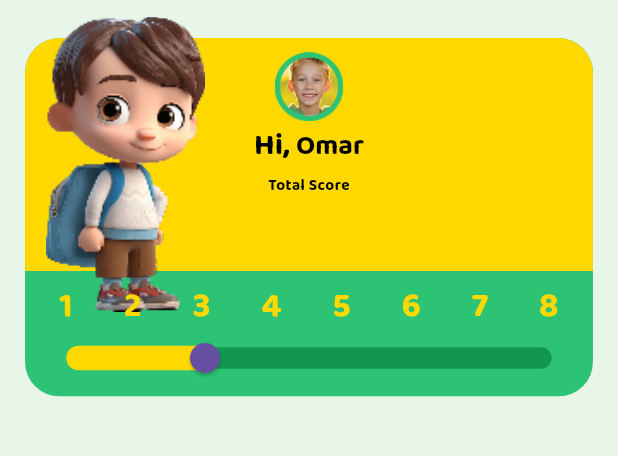
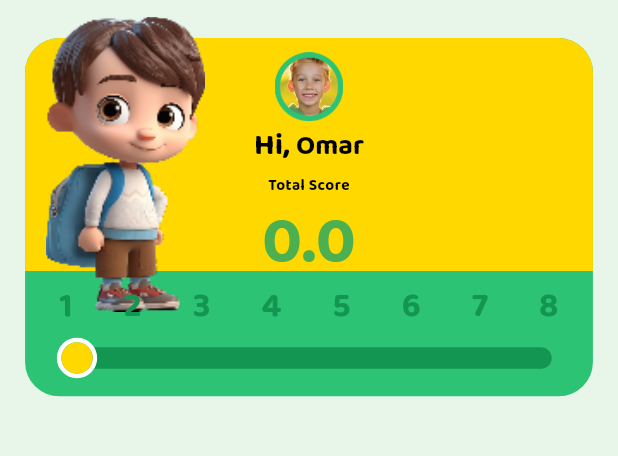
Before and after one commit to Halawany1/ijd_creative_task, a Flutter app: the HomeScreen screen opened directly with empty values, on a phone screen of 412 x 824 dp, the part 71-527 px from its top. Run offline on Flutter 3.47's test engine with Material 3 defaults, Android fonts, the phone set to English and light mode, and no system bars; our stand-ins replace bloc, flutter_bloc, flutter_screenutil, flutter_svg.

Commit message:
intail commit

```diff
--- a/lib/core/custom_paints/custom_thumb_shape.dart
+++ b/lib/core/custom_paints/custom_thumb_shape.dart
@@ -1,3 +1,6 @@
+import 'package:flutter/material.dart';
+import 'package:ijd_creative_task/core/theme/app_colors.dart';
+
 class CustomThumbShape extends SliderComponentShape {
   final double thumbRadius;
 
--- a/lib/modules/home/logic/home_cubit.dart
+++ b/lib/modules/home/logic/home_cubit.dart
@@ -5,4 +5,11 @@ part 'home_state.dart';
 
 class HomeCubit extends Cubit<HomeState> {
   HomeCubit() : super(HomeInitial());
+
+  double sliderValue = 0;
+
+  void updateSliderValue(double value) {
+    sliderValue = value * 1000;
+    emit(UpdateSliderValueState());
+  }
 }
--- a/lib/modules/home/logic/home_state.dart
+++ b/lib/modules/home/logic/home_state.dart
@@ -3,4 +3,6 @@ part of 'home_cubit.dart';
 @immutable
 sealed class HomeState {}
 
-final class HomeInitial extends HomeState {}
+class HomeInitial extends HomeState {}
+
+class UpdateSliderValueState extends HomeState {}
--- a/lib/modules/home/screens/home_screen.dart
+++ b/lib/modules/home/screens/home_screen.dart
@@ -1,13 +1,15 @@
 import 'package:flutter/material.dart';
+import 'package:flutter_bloc/flutter_bloc.dart';
 import 'package:flutter_screenutil/flutter_screenutil.dart';
 import 'package:ijd_creative_task/core/constants/app_assets.dart';
 import 'package:ijd_creative_task/core/theme/app_colors.dart';
 import 'package:ijd_creative_task/core/widgets/app_bar.dart';
-import 'package:ijd_creative_task/core/theme/text_style.dart';
-import 'package:ijd_creative_task/core/constants/app_assets.dart';
+import 'package:ijd_creative_task/modules/home/logic/home_cubit.dart';
+import 'package:ijd_creative_task/modules/home/widgets/custom_slider.dart';
+import 'package:ijd_creative_task/modules/home/widgets/user_data_and_score.dart';
 
 class HomeScreen extends StatelessWidget {
-  final String score;
+  final double score;
 
   const HomeScreen({
     super.key,
@@ -16,6 +18,11 @@ class HomeScreen extends StatelessWidget {
 
   @override
   Widget build(BuildContext context) {
+    return BlocProvider(
+      create: (context) => HomeCubit(),
+      child: BlocBuilder<HomeCubit, HomeState>(
+        builder: (context, state) {
+          var cubit = context.read<HomeCubit>();
           return Scaffold(
             appBar: appBar(),
             body: Padding(
@@ -45,35 +52,11 @@ class HomeScreen extends StatelessWidget {
                         width: double.infinity,
                         height: 130.h,
                       ),
-                Column(
-                  children: [
-                    SizedBox(
-                      height: 8.h,
-                    ),
-                    Image.asset(
-                      AppImages.profile,
-                      width: 40.w,
-                      height: 40.w,
-                    ),
-                    RichText(
-                      text: TextSpan(
-                        text: 'Hi, ',
-                        style: TextStyles.size18BlackBold,
-                        children: [
-                          TextSpan(
-                            text: 'Omar',
-                            style: TextStyles.size16BlackW500,
-                          )
-                        ],
-                      ),
-                    ),
-                    SizedBox(height: 1.h),
-                    Text(
-                      'Total Score',
-                      style: TextStyles.size9Black,
-                    ),
-                    Text('$score', style: TextStyles.size39GreenBold),
-                  ],
+                      UserDataAndScore(
+                        score: cubit.sliderValue != 0.0
+                            ? cubit.sliderValue
+                            : score,
+                        sliderScore: cubit.sliderValue,
                       ),
                       Positioned(
                         left: 12.w,
@@ -89,40 +72,9 @@ class HomeScreen extends StatelessWidget {
                         bottom: 8.h,
                         left: 10.w,
                         right: 10.w,
-                  child: Column(
-                    mainAxisAlignment: MainAxisAlignment.start,
-                    children: [
-                      Padding(
-                        padding: EdgeInsets.symmetric(horizontal: 10.w),
-                        child: Row(
-                          mainAxisAlignment: MainAxisAlignment.spaceBetween,
-                          children: List.generate(
-                              8,
-                              (index) => Text(
-                                    "${index + 1}",
-                                    style: TextStyles.size20YellowBold,
-                                  )),
-                        ),
-                      ),
-                      SliderTheme(
-                        data: SliderTheme.of(context).copyWith(
-                          trackHeight: 12.h,
-                          inactiveTrackColor: AppColors.green51,
-                          activeTrackColor: AppColors.yellow,
-                          thumbShape: CustomThumbShape(thumbRadius: 10.h),
-                          overlayShape:
-                              RoundSliderOverlayShape(overlayRadius: 16.0),
-                          tickMarkShape: RoundSliderTickMarkShape(),
-                          trackShape: RoundedRectSliderTrackShape(),
-                        ),
-                        child: Slider(
-                          value: 3,
-                          min: 1,
-                          max: 8,
-                          onChanged: (value) {},
-                        ),
-                      )
-                    ],
+                        child: CustomSlider(
+                          cubit: cubit,
+                          score: score,
                         ),
                       )
                     ],
@@ -131,5 +83,8 @@ class HomeScreen extends StatelessWidget {
               ),
             ),
           );
+        },
+      ),
+    );
   }
 }
--- /dev/null
+++ b/lib/modules/home/widgets/custom_slider.dart
@@ -0,0 +1,79 @@
+import 'package:flutter/material.dart';
+import 'package:flutter_screenutil/flutter_screenutil.dart';
+import 'package:ijd_creative_task/core/custom_paints/custom_thumb_shape.dart';
+import 'package:ijd_creative_task/core/theme/app_colors.dart';
+import 'package:ijd_creative_task/core/theme/text_style.dart';
+import 'package:ijd_creative_task/modules/home/logic/home_cubit.dart';
+
+class CustomSlider extends StatelessWidget {
+  final HomeCubit cubit;
+  final double score;
+
+  const CustomSlider({
+    super.key,
+    required this.cubit,
+    required this.score,
+  });
+
+  @override
+  Widget build(BuildContext context) {
+    return Column(
+      mainAxisAlignment: MainAxisAlignment.start,
+      children: [
+        Padding(
+          padding: EdgeInsets.symmetric(horizontal: 10.w),
+          child: Row(
+            mainAxisAlignment: MainAxisAlignment.spaceBetween,
+            children: List.generate(
+              8,
+              (index) => Text(
+                "${index + 1}",
+                style: TextStyles.size20YellowBold.copyWith(
+                  color: cubit.sliderValue != 0.0
+                      ? (index + 1).toDouble() <= (cubit.sliderValue / 1000)
+                          ? AppColors.yellow
+                          : AppColors.green51
+                      : (index + 1).toDouble() <= (score / 1000)
+                          ? AppColors.yellow
+                          : AppColors.green51,
+                ),
+              ),
+            ),
+          ),
+        ),
+        TweenAnimationBuilder<double>(
+          tween: Tween(
+            begin: 0.0,
+            end: cubit.sliderValue != 0.0 ? cubit.sliderValue : score,
+          ),
+          duration: Duration(seconds: cubit.sliderValue == 0.0 ? 20 : 0),
+          curve: Curves.fastOutSlowIn,
+          builder: (context, value, child) {
+            double normalizedValue = value / 1000;
+            normalizedValue = normalizedValue < 1 ? 1 : normalizedValue;
+            return SliderTheme(
+              data: SliderTheme.of(context).copyWith(
+                trackHeight: 12.h,
+                inactiveTrackColor: AppColors.green51,
+                activeTrackColor: AppColors.yellow,
+                thumbShape: CustomThumbShape(thumbRadius: 10.h),
+                overlayShape:
+                    const RoundSliderOverlayShape(overlayRadius: 16.0),
+                tickMarkShape: const RoundSliderTickMarkShape(),
+                trackShape: const RoundedRectSliderTrackShape(),
+              ),
+              child: Slider(
+                value: normalizedValue,
+                min: 1,
+                max: 8,
+                onChanged: (value) {
+                  cubit.updateSliderValue(value);
+                },
+              ),
+            );
+          },
+        )
+      ],
+    );
+  }
+}
--- /dev/null
+++ b/lib/modules/home/widgets/user_data_and_score.dart
@@ -0,0 +1,63 @@
+import 'package:flutter/material.dart';
+import 'package:flutter_screenutil/flutter_screenutil.dart';
+import 'package:ijd_creative_task/core/constants/app_assets.dart';
+import 'package:ijd_creative_task/core/theme/text_style.dart';
+
+class UserDataAndScore extends StatelessWidget {
+  final double score;
+  final double sliderScore;
+
+  const UserDataAndScore({
+    super.key,
+    required this.score,
+    required this.sliderScore,
+  });
+
+  @override
+  Widget build(BuildContext context) {
+    return Column(
+      children: [
+        SizedBox(
+          height: 8.h,
+        ),
+        Image.asset(
+          AppImages.profile,
+          width: 40.w,
+          height: 40.w,
+        ),
+        RichText(
+          text: TextSpan(
+            text: 'Hi, ',
+            style: TextStyles.size18BlackBold,
+            children: [
+              TextSpan(
+                text: 'Omar',
+                style: TextStyles.size16BlackW500,
+              )
+            ],
+          ),
+        ),
+        SizedBox(height: 1.h),
+        Text(
+          'Total Score',
+          style: TextStyles.size9Black,
+        ),
+        // Using TweenAnimationBuilder to animate the score
+        TweenAnimationBuilder<double>(
+          tween: Tween(
+            begin: 0.0,
+            end: score,
+          ),
+          duration: Duration(seconds: sliderScore != 0.0 ? 0 : 20),
+          curve: Curves.fastOutSlowIn,
+          builder: (context, value, child) {
+            return Text(
+              value.toStringAsFixed(1),
+              style: TextStyles.size39GreenBold,
+            );
+          },
+        ),
+      ],
+    );
+  }
+}
--- a/lib/modules/score_input/widgets/custom_button.dart
+++ b/lib/modules/score_input/widgets/custom_button.dart
@@ -6,12 +6,12 @@ import 'package:ijd_creative_task/core/theme/app_colors.dart';
 import 'package:ijd_creative_task/core/theme/text_style.dart';
 
 class CustomButton extends StatelessWidget {
-  final bool isEmpty;
+  final bool validate;
   final VoidCallback onPressed;
 
   const CustomButton({
     super.key,
-    required this.isEmpty,
+    required this.validate,
     required this.onPressed,
   });
 
@@ -21,7 +21,7 @@ class CustomButton extends StatelessWidget {
       padding: EdgeInsets.symmetric(horizontal: 15.w),
       child: MaterialButton(
         color: AppColors.yellow,
-        onPressed: !isEmpty ? onPressed : null,
+        onPressed: validate ? onPressed : null,
         elevation: 0,
         disabledColor: Colors.grey,
         minWidth: double.infinity,
```
Also changed, not shown: lib/modules/score_input/screens/score_input_screen.dart (+17 -3 lines), lib/modules/score_input/widgets/text_form_input.dart (+27 -1 lines). Lines whose indentation alone changed are shown as unchanged.
